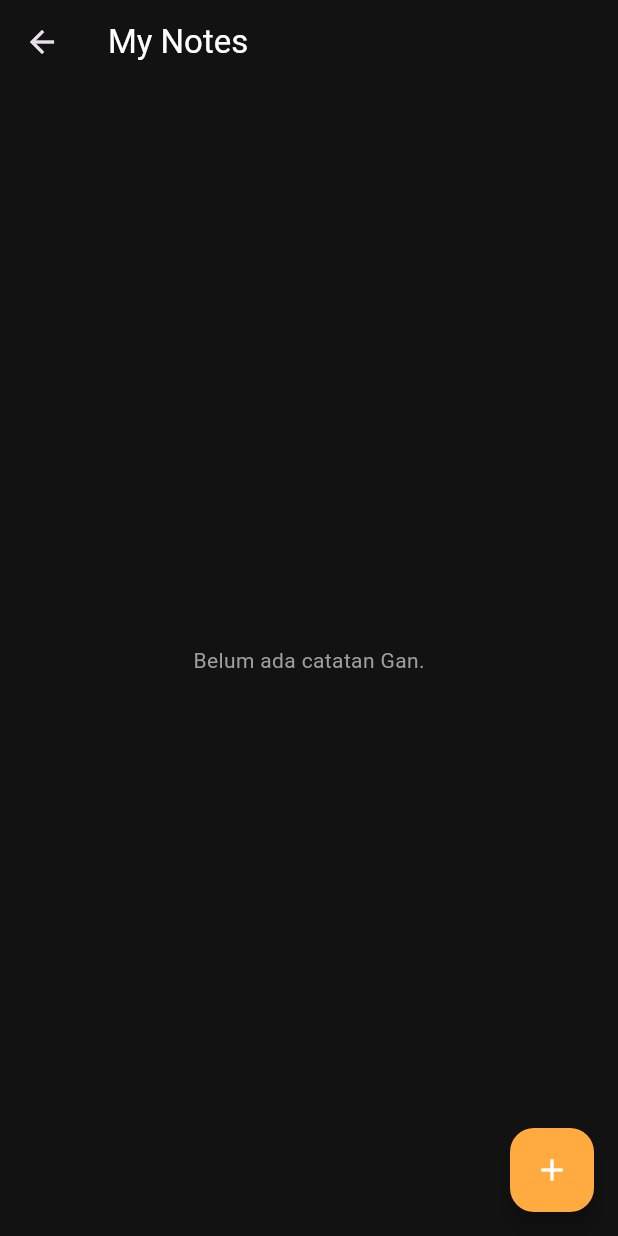
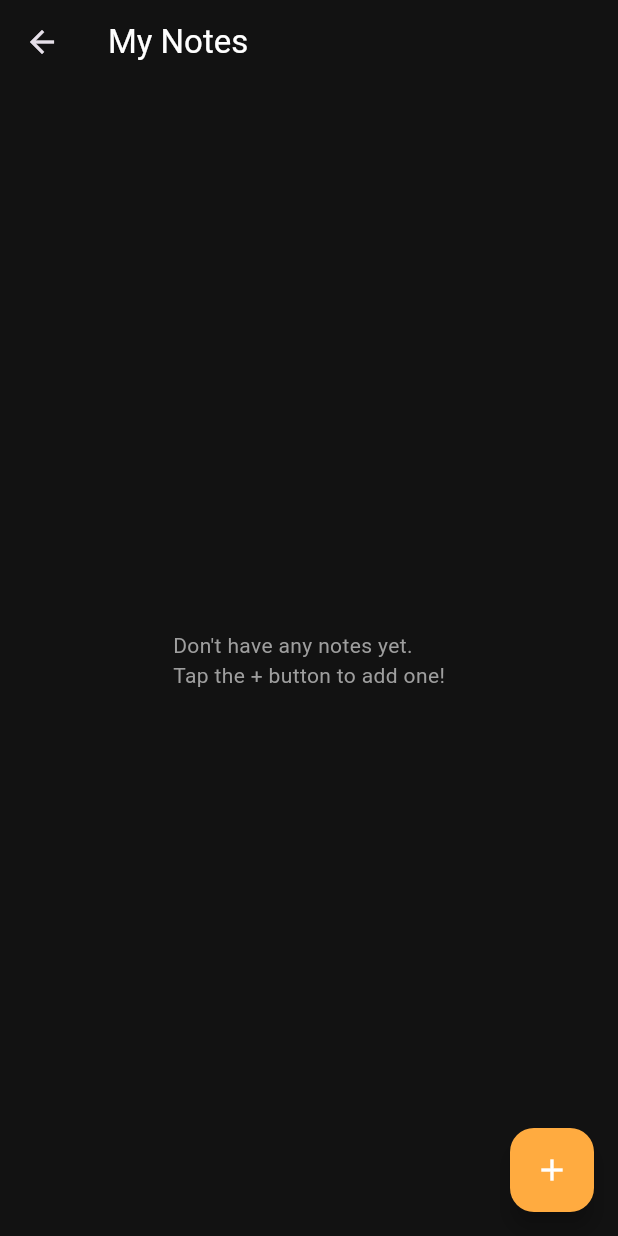
Before and after one commit to FandyHanz/TaskManApp, a Flutter app: the NotesScreen screen opened directly, on a phone screen of 412 x 824 dp. Run offline on Flutter 3.47's test engine with Material 3 defaults, Android fonts, the phone set to English and light mode, and no system bars; our stand-ins replace flutter_local_notifications, timezone.

Commit message:
Add: mandatory on this latest

```diff
--- a/lib/screens/home_screen.dart
+++ b/lib/screens/home_screen.dart
@@ -218,7 +218,7 @@ class _HomeScreenState extends State<HomeScreen> {
                     margin: const EdgeInsets.only(bottom: 12),
                     shape: RoundedRectangleBorder(borderRadius: BorderRadius.circular(15)),
                     child: ListTile(
-                      onTap: () => _showTaskDialog(task: task), // EDIT PAS DI-KLIK
+                      onTap: () => _showTaskDialog(task: task),
                       contentPadding: const EdgeInsets.all(16),
                       title: Text(task.title, style: const TextStyle(fontWeight: FontWeight.bold, color: Colors.white, fontSize: 18)),
                       subtitle: Column(
--- a/lib/screens/note_screen.dart
+++ b/lib/screens/note_screen.dart
@@ -84,7 +84,7 @@ class _NotesScreenState extends State<NotesScreen> {
         : _notes.isEmpty
             ? const Center(
                 child: Text(
-                  "Belum ada catatan Gan.",
+                  "Don't have any notes yet.\nTap the + button to add one!",
                   style: TextStyle(color: Colors.grey),
                 ),
               )
@@ -170,7 +170,6 @@ class _NotesScreenState extends State<NotesScreen> {
     }, "Update");
   }
 
-  // REUSABLE DIALOG BIAR GAK REPOT
   void _buildNoteDialog(BuildContext context, String title, TextEditingController tCtrl, TextEditingController cCtrl, VoidCallback onAction, String actionText) {
     showDialog(
       context: context,
```
